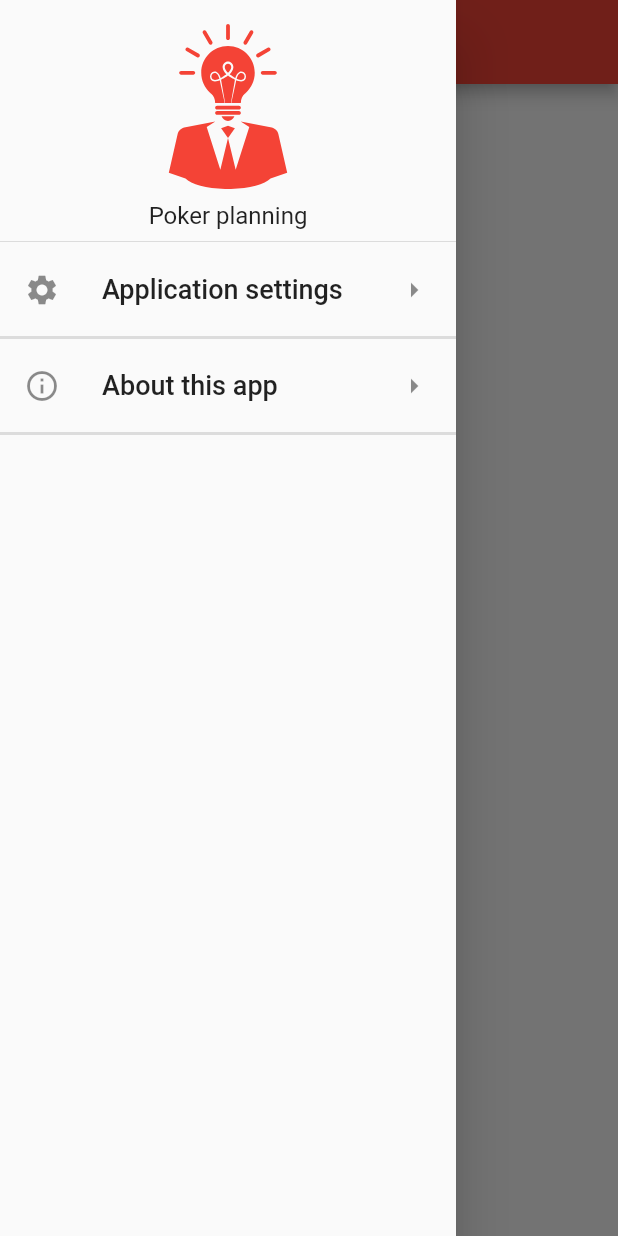
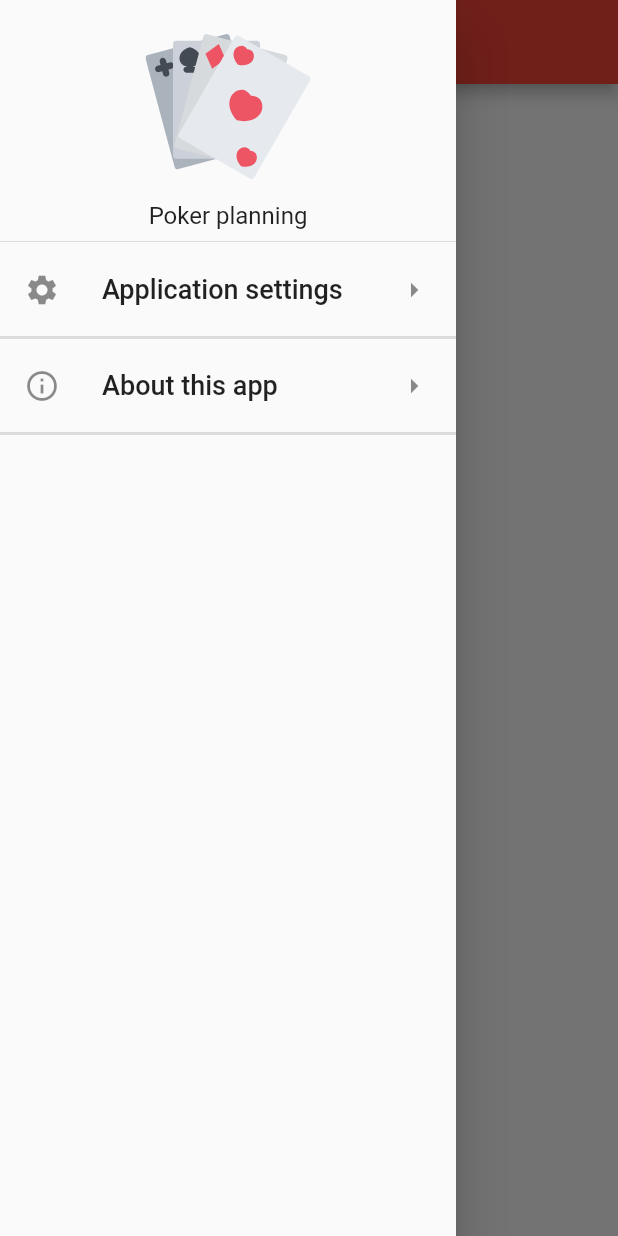
Before and after one commit to amwebexpert/ws_poker_planning_app, a Flutter app: the screen it shows after launch, with the side drawer open, on a phone screen of 412 x 824 dp. Run offline on Flutter 3.47's test engine with Material 2 defaults, Android fonts, the phone set to English and light mode, and no system bars; our stand-ins replace connectivity_plus, device_info_plus, flutter_mobx, flutter_native_splash, flutter_svg, get_it and 7 more; missing offline and left inert: shared_preferences_web; generated files the repository leaves out were written again; project files that could hold a hidden picture were left out.

Commit message:
chore: initial revision

```diff
--- a/lib/theme/made.with.love.widget.dart
+++ b/lib/theme/made.with.love.widget.dart
@@ -16,7 +16,7 @@ class MadeWithLoveWidget extends StatelessWidget {
     return GestureDetector(
       onTap: () => showAboutDialog(
         context: context,
-        applicationIcon: SvgPicture.asset(appIcon, height: 48, color: Theme.of(context).colorScheme.primary),
+        applicationIcon: SvgPicture.asset(appIcon, height: 48),
         applicationName: localizations.appTitle,
         applicationLegalese: localizations.appSubTitle,
       ),
--- a/lib/theme/menu.logo.widget.dart
+++ b/lib/theme/menu.logo.widget.dart
@@ -21,7 +21,6 @@ class MenuLogo extends StatelessWidget {
             Expanded(
               child: SvgPicture.asset(
                 menuLogo,
-                color: Theme.of(context).colorScheme.primary,
               ),
             ),
             SizedBox(height: spacing(1)),
```
Also changed, not shown: assets/images/drawer-header.svg.
